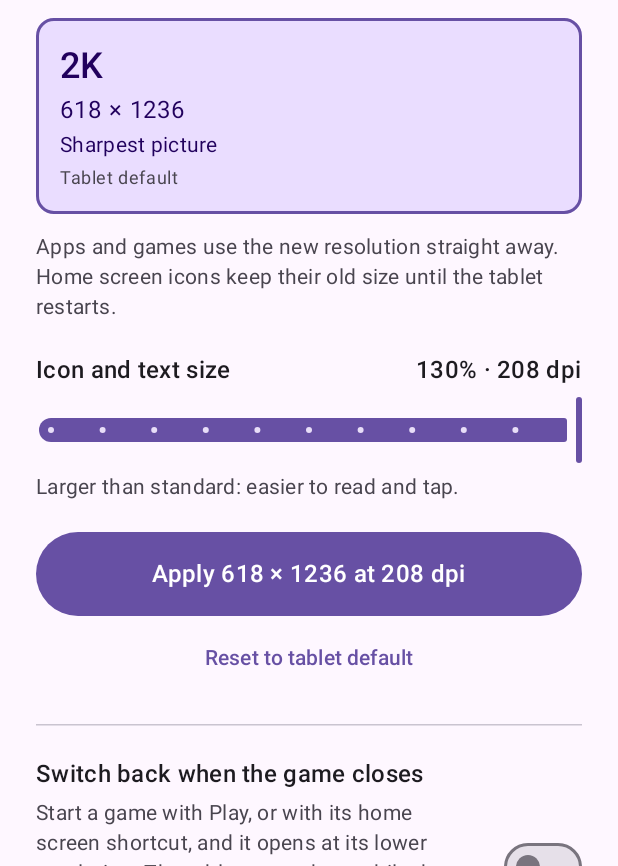
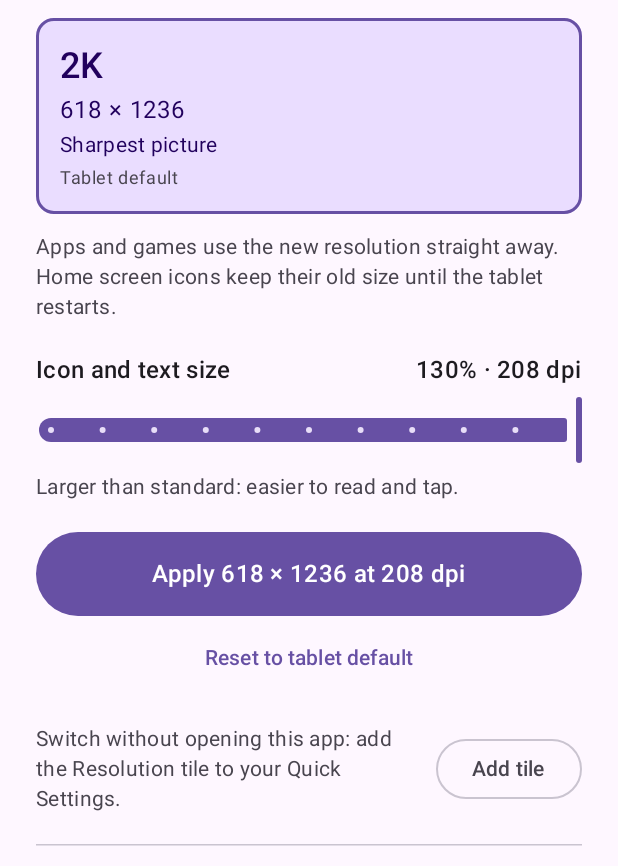
Before and after one commit to jrlabanza/PadResolution, an Android app built with Jetpack Compose: the screen it shows after launch (MainActivity), on a phone screen of 412 x 824 dp, the part 370-1236 px from its top. Run offline under Robolectric (Android 15) with nearby library versions, the phone set to English and light mode, and no system bars; libraries missing offline, so code that uses them is left out: org.lsposed.hiddenapibypass, rikka.shizuku; pictures from the network do not load; 5 statements that could not run were skipped.

Commit message:
Add a Quick Settings tile for switching resolution
The tile opens a short list of the resolutions, so the user can switch
from the pull-down shade without opening the app. A list rather than
"tap for the next one", because each switch takes a few seconds and
rearranges the screen.

The list is a small screen of its own that stays in front, with a
"Switching to..." notice, until the change has finished. Switching
straight from the tile's service did not hold: with the app closed the
change started and then undid itself, because HyperOS stops telling a
background app about the display and the check that the new size took
effect times out.

- The switch keeps the icon and text size chosen in the app.
- The list says which open game the switch will close.
- The main screen offers the tile through Android's own "add tile"
  prompt, and remembers whether it has been added.

Co-Authored-By: Claude Fable 5.2 <noreply@anthropic.com>

```diff
--- a/app/src/main/kotlin/com/padtools/resolution/ui/main/MainScreen.kt
+++ b/app/src/main/kotlin/com/padtools/resolution/ui/main/MainScreen.kt
@@ -47,7 +47,9 @@ import androidx.compose.material3.TextButton
 import androidx.compose.runtime.Composable
 import androidx.compose.runtime.LaunchedEffect
 import androidx.compose.runtime.getValue
+import androidx.compose.runtime.mutableStateOf
 import androidx.compose.runtime.remember
+import androidx.compose.runtime.setValue
 import androidx.compose.ui.Alignment
 import androidx.compose.ui.Modifier
 import androidx.compose.ui.platform.LocalContext
@@ -69,6 +71,7 @@ import com.padtools.resolution.display.DisplayMath
 import com.padtools.resolution.display.ResolutionMode
 import com.padtools.resolution.display.ShizukuState
 import com.padtools.resolution.display.homeScreenAppInfoIntent
+import com.padtools.resolution.tile.ResolutionTileService
 import kotlinx.coroutines.delay
 import kotlin.math.roundToInt
 
@@ -179,6 +182,7 @@ internal fun MainScreen(
         ResolutionPicker(state, onSelectMode)
         UiSizeCard(state, onUiScaleChange)
         Actions(state, onApply, onReset)
+        if (state.hasPermission) QuickSettingsNote()
         HorizontalDivider()
         GamesSection(state, gameActions)
       }
@@ -533,6 +537,44 @@ private fun Actions(state: MainUiState, onApply: () -> Unit, onReset: () -> Unit
   }
 }
 
+/** Offers the Quick Settings tile, the way to switch without opening the app. */
+@Composable
+private fun QuickSettingsNote() {
+  val context = LocalContext.current
+  var added by remember { mutableStateOf(ResolutionTileService.isAdded(context)) }
+  // Android's "add this tile?" prompt was shown and the tile was not added.
+  var declined by remember { mutableStateOf(false) }
+  Row(
+    modifier = Modifier.fillMaxWidth(),
+    horizontalArrangement = Arrangement.spacedBy(16.dp),
+    verticalAlignment = Alignment.CenterVertically,
+  ) {
+    Text(
+      when {
+        added -> "The Resolution tile is in your Quick Settings. Pull down the shade to switch from anywhere."
+        declined || !ResolutionTileService.canOfferTile ->
+          "To switch without opening this app, edit your Quick Settings and add the Resolution tile."
+        else -> "Switch without opening this app: add the Resolution tile to your Quick Settings."
+      },
+      modifier = Modifier.weight(1f),
+      style = MaterialTheme.typography.bodyMedium,
+      color = MaterialTheme.colorScheme.onSurfaceVariant,
+    )
+    if (ResolutionTileService.canOfferTile && !added) {
+      OutlinedButton(
+        onClick = {
+          ResolutionTileService.offerTile(context) { nowAdded ->
+            added = nowAdded
+            declined = !nowAdded
+          }
+        }
+      ) {
+        Text("Add tile")
+      }
+    }
+  }
+}
+
 private const val SETUP_CHECK_INTERVAL_MS = 1000L
 
 private fun describe(config: DisplayConfig): String =
--- a/app/src/main/res/values/themes.xml
+++ b/app/src/main/res/values/themes.xml
@@ -2,4 +2,11 @@
 <resources>
 
     <style name="Theme.PadResolution" parent="android:Theme.Material.Light.NoActionBar" />
+
+    <!-- The tile's chooser: nothing of its own on screen, only the dialog it shows. -->
+    <style name="Theme.PadResolution.Chooser">
+        <item name="android:windowIsTranslucent">true</item>
+        <item name="android:windowBackground">@android:color/transparent</item>
+        <item name="android:windowAnimationStyle">@null</item>
+    </style>
 </resources>
```
Also changed, not shown: app/src/main/AndroidManifest.xml (+21 -0 lines), app/src/main/kotlin/com/padtools/resolution/tile/ResolutionChooserActivity.kt (added, +172 -0 lines), app/src/main/kotlin/com/padtools/resolution/tile/ResolutionTileService.kt (added, +116 -0 lines).
